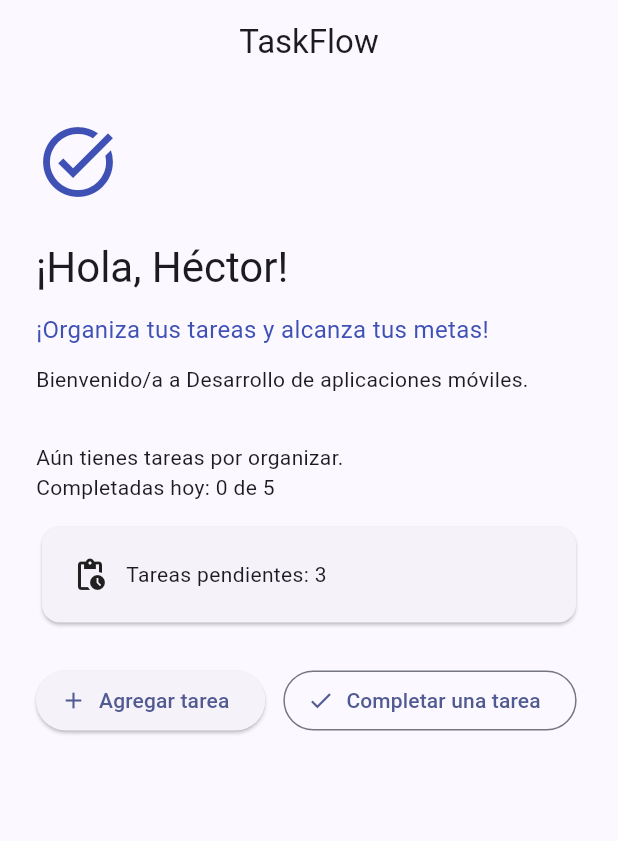
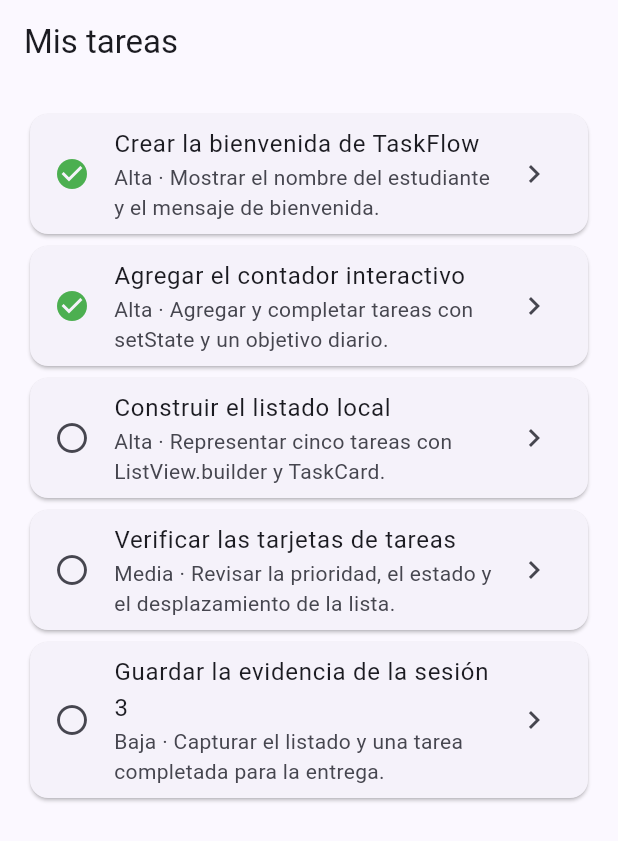
Before and after one commit to hxctxrfdxz/flutter-hector, a Flutter app: the screen it shows after launch, on a phone screen of 412 x 824 dp. Shown: the top 841 px of the screen. Run offline on Flutter 3.47's test engine with Material 3 defaults, Android fonts, the phone set to English and light mode, and no system bars.

Commit message:
feat: mostrar listado local de tareas

```diff
--- a/lib/main.dart
+++ b/lib/main.dart
@@ -16,7 +16,103 @@ class TaskFlowApp extends StatelessWidget {
         colorScheme: ColorScheme.fromSeed(seedColor: Colors.indigo),
         useMaterial3: true,
       ),
-      home: const WelcomeScreen(),
+      home: const TaskListScreen(),
+    );
+  }
+}
+
+class Task {
+  const Task({
+    required this.id,
+    required this.title,
+    required this.description,
+    required this.priority,
+    required this.isCompleted,
+  });
+
+  final int id;
+  final String title;
+  final String description;
+  final String priority;
+  final bool isCompleted;
+}
+
+const demoTasks = [
+  Task(
+    id: 1,
+    title: 'Crear la bienvenida de TaskFlow',
+    description: 'Mostrar el nombre del estudiante y el mensaje de bienvenida.',
+    priority: 'Alta',
+    isCompleted: true,
+  ),
+  Task(
+    id: 2,
+    title: 'Agregar el contador interactivo',
+    description:
+        'Agregar y completar tareas con setState y un objetivo diario.',
+    priority: 'Alta',
+    isCompleted: true,
+  ),
+  Task(
+    id: 3,
+    title: 'Construir el listado local',
+    description: 'Representar cinco tareas con ListView.builder y TaskCard.',
+    priority: 'Alta',
+    isCompleted: false,
+  ),
+  Task(
+    id: 4,
+    title: 'Verificar las tarjetas de tareas',
+    description:
+        'Revisar la prioridad, el estado y el desplazamiento de la lista.',
+    priority: 'Media',
+    isCompleted: false,
+  ),
+  Task(
+    id: 5,
+    title: 'Guardar la evidencia de la sesión 3',
+    description: 'Capturar el listado y una tarea completada para la entrega.',
+    priority: 'Baja',
+    isCompleted: false,
+  ),
+];
+
+class TaskCard extends StatelessWidget {
+  const TaskCard({super.key, required this.task});
+
+  final Task task;
+
+  @override
+  Widget build(BuildContext context) {
+    return Card(
+      child: ListTile(
+        leading: Icon(
+          task.isCompleted ? Icons.check_circle : Icons.radio_button_unchecked,
+          color: task.isCompleted ? Colors.green : null,
+        ),
+        title: Text(task.title),
+        subtitle: Text('${task.priority} · ${task.description}'),
+        trailing: const Icon(Icons.chevron_right),
+      ),
+    );
+  }
+}
+
+class TaskListScreen extends StatelessWidget {
+  const TaskListScreen({super.key});
+
+  @override
+  Widget build(BuildContext context) {
+    return Scaffold(
+      appBar: AppBar(title: const Text('Mis tareas')),
+      body: ListView.builder(
+        padding: const EdgeInsets.all(16),
+        itemCount: demoTasks.length,
+        itemBuilder: (context, index) {
+          final task = demoTasks[index];
+          return TaskCard(task: task);
+        },
+      ),
     );
   }
 }
```
Also changed, not shown: 1 other file.
